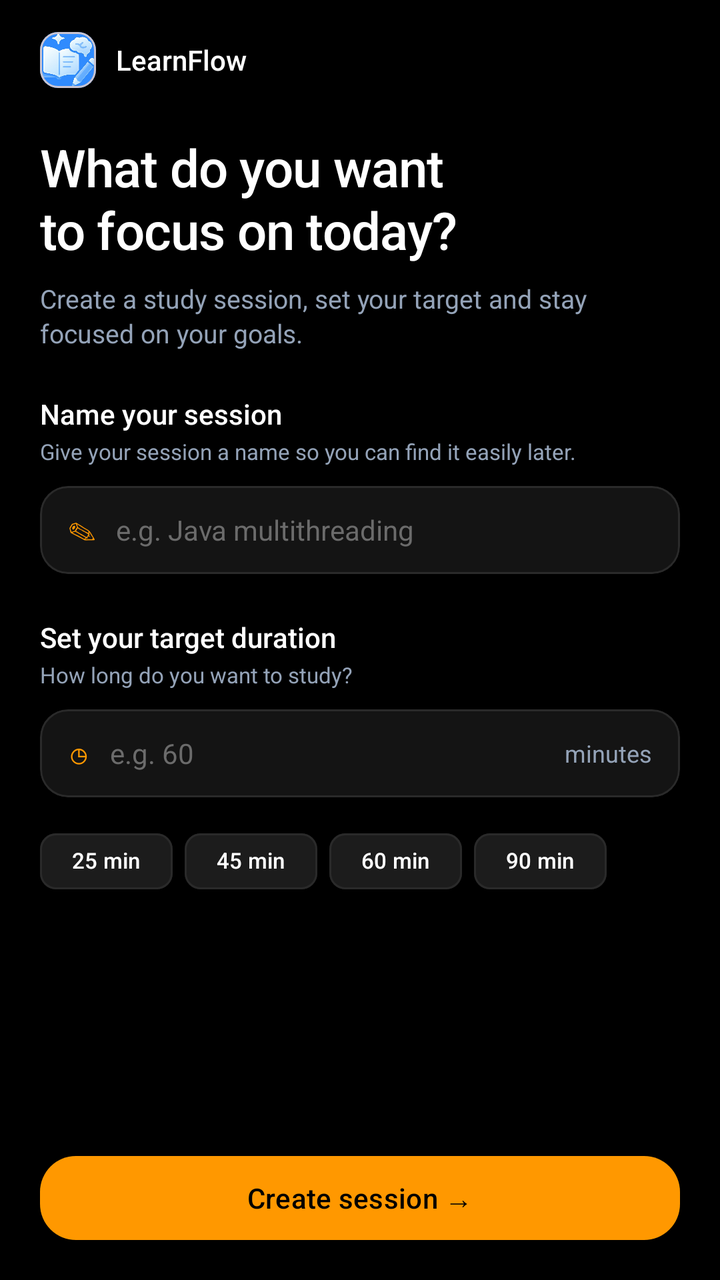
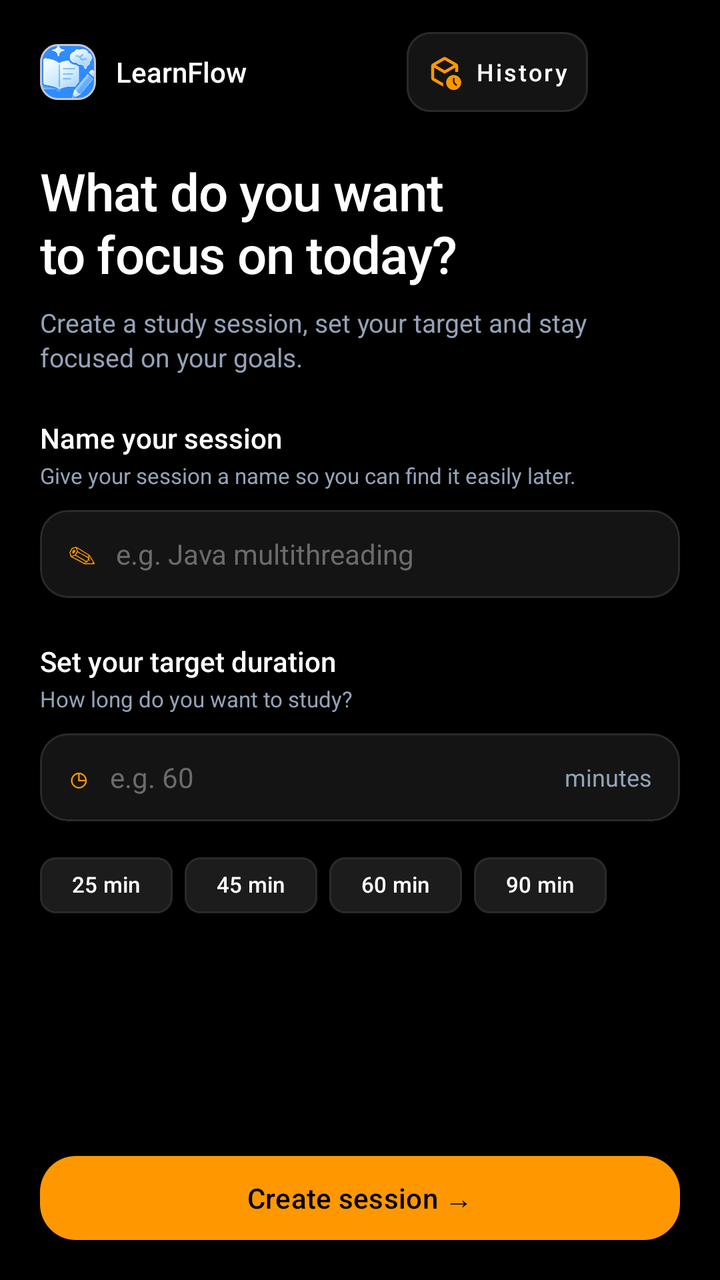

Before-and-after screenshots of an Android layout around one commit, followed by the original layout XML and the change that was made.
<!-- AndroidManifest.xml: application theme Theme.LearnFlow -->
<!-- res/layout/activity_session_create.xml -->
<?xml version="1.0" encoding="utf-8"?>
<androidx.constraintlayout.widget.ConstraintLayout
    xmlns:android="http://schemas.android.com/apk/res/android"
    xmlns:app="http://schemas.android.com/apk/res-auto"
    android:id="@+id/main"
    android:layout_width="match_parent"
    android:layout_height="match_parent"
    android:background="@color/black"
    android:fitsSystemWindows="true">

    <ScrollView
        android:id="@+id/scrollContent"
        android:layout_width="0dp"
        android:layout_height="0dp"
        android:clipToPadding="false"
        android:overScrollMode="never"
        android:paddingStart="20dp"
        android:paddingTop="16dp"
        android:paddingEnd="20dp"
        android:paddingBottom="16dp"
        app:layout_constraintBottom_toTopOf="@id/bottomBar"
        app:layout_constraintEnd_toEndOf="parent"
        app:layout_constraintStart_toStartOf="parent"
        app:layout_constraintTop_toTopOf="parent">

        <LinearLayout
            android:layout_width="match_parent"
            android:layout_height="wrap_content"
            android:orientation="vertical">

            
            <LinearLayout
                android:layout_width="match_parent"
                android:layout_height="wrap_content"
                android:gravity="center_vertical"
                android:orientation="horizontal">

                <com.google.android.material.card.MaterialCardView
                    android:layout_width="28dp"
                    android:layout_height="28dp"
                    app:cardBackgroundColor="@color/orange"
                    app:cardCornerRadius="9dp"
                    app:cardElevation="0dp">

                    <ImageView
                        android:layout_width="40dp"
                        android:layout_height="40dp"
                        android:layout_gravity="center"
                        android:contentDescription="LearnFlow"
                        android:src="@drawable/icon"
                        android:backgroundTint="@color/white" />
                </com.google.android.material.card.MaterialCardView>

                <TextView
                    android:layout_width="wrap_content"
                    android:layout_height="wrap_content"
                    android:layout_marginStart="10dp"
                    android:fontFamily="sans-serif-medium"
                    android:text="LearnFlow"
                    android:textColor="@color/white"
                    android:textSize="14sp" />

            </LinearLayout>

            <TextView
                android:layout_width="match_parent"
                android:layout_height="wrap_content"
                android:layout_marginTop="22dp"
                android:fontFamily="sans-serif-medium"
                android:letterSpacing="-0.01"
                android:lineSpacingExtra="1dp"
                android:text="What do you want\nto focus on today?"
                android:textColor="@color/white"
                android:textSize="26sp" />

            <TextView
                android:layout_width="match_parent"
                android:layout_height="wrap_content"
                android:layout_marginTop="8dp"
                android:fontFamily="sans-serif"
                android:lineSpacingExtra="2dp"
                android:text="Create a study session, set your target and stay focused on your goals."
                android:textColor="@color/dark_text_secondary"
                android:textSize="13sp" />


            <TextView
                android:id="@+id/tvSessionNameTitle"
                android:layout_width="match_parent"
                android:layout_height="wrap_content"
                android:layout_marginTop="22dp"
                android:fontFamily="sans-serif-medium"
                android:text="Name your session"
                android:textColor="@color/white"
                android:textSize="14sp" />

            <TextView
                android:id="@+id/tvSessionNameSubtitle"
                android:layout_width="match_parent"
                android:layout_height="wrap_content"
                android:layout_marginTop="2dp"
                android:text="Give your session a name so you can find it easily later."
                android:textColor="@color/dark_text_secondary"
                android:textSize="11sp" />

            <com.google.android.material.card.MaterialCardView
                android:id="@+id/cardSessionName"
                android:layout_width="match_parent"
                android:layout_height="wrap_content"
                android:layout_marginTop="10dp"
                app:cardBackgroundColor="#141414"
                app:cardCornerRadius="14dp"
                app:cardElevation="0dp"
                app:strokeColor="#2A2A2A"
                app:strokeWidth="1dp">

                <LinearLayout
                    android:layout_width="match_parent"
                    android:layout_height="wrap_content"
                    android:gravity="center_vertical"
                    android:orientation="horizontal"
                    android:paddingStart="14dp"
                    android:paddingEnd="14dp">

                    <TextView
                        android:layout_width="wrap_content"
                        android:layout_height="wrap_content"
                        android:text="✎"
                        android:textColor="@color/orange"
                        android:textSize="14sp" />

                    <EditText
                        android:id="@+id/editSessionName"
                        android:layout_width="0dp"
                        android:layout_height="44dp"
                        android:layout_marginStart="10dp"
                        android:layout_weight="1"
                        android:background="@android:color/transparent"
                        android:fontFamily="sans-serif"
                        android:hint="e.g. Java multithreading"
                        android:imeOptions="actionDone"
                        android:importantForAutofill="no"
                        android:inputType="textCapSentences"
                        android:maxLength="60"
                        android:maxLines="1"
                        android:textColor="@color/white"
                        android:textColorHint="#6B6B6B"
                        android:textSize="14sp" />
                </LinearLayout>
            </com.google.android.material.card.MaterialCardView>

            <TextView
                android:id="@+id/tvDurationTitle"
                android:layout_width="match_parent"
                android:layout_height="wrap_content"
                android:layout_marginTop="22dp"
                android:fontFamily="sans-serif-medium"
                android:text="Set your target duration"
                android:textColor="@color/white"
                android:textSize="14sp" />

            <TextView
                android:layout_width="match_parent"
                android:layout_height="wrap_content"
                android:layout_marginTop="2dp"
                android:text="How long do you want to study?"
                android:textColor="@color/dark_text_secondary"
                android:textSize="11sp" />

            <com.google.android.material.card.MaterialCardView
                android:id="@+id/cardDuration"
                android:layout_width="match_parent"
                android:layout_height="wrap_content"
                android:layout_marginTop="10dp"
                app:cardBackgroundColor="#141414"
                app:cardCornerRadius="14dp"
                app:cardElevation="0dp"
                app:strokeColor="#2A2A2A"
                app:strokeWidth="1dp">

                <LinearLayout
                    android:layout_width="match_parent"
                    android:layout_height="wrap_content"
                    android:gravity="center_vertical"
                    android:orientation="horizontal"
                    android:paddingStart="14dp"
                    android:paddingEnd="14dp">

                    <TextView
                        android:layout_width="wrap_content"
                        android:layout_height="wrap_content"
                        android:text="◷"
                        android:textColor="@color/orange"
                        android:textSize="18sp" />

                    <EditText
                        android:id="@+id/editDuration"
                        android:layout_width="0dp"
                        android:layout_height="44dp"
                        android:layout_marginStart="10dp"
                        android:layout_weight="1"
                        android:background="@android:color/transparent"
                        android:hint="e.g. 60"
                        android:imeOptions="actionDone"
                        android:inputType="number"
                        android:maxLength="4"
                        android:maxLines="1"
                        android:textColor="@color/white"
                        android:textColorHint="#6B6B6B"
                        android:textSize="14sp" />

                    <TextView
                        android:layout_width="wrap_content"
                        android:layout_height="wrap_content"
                        android:text="minutes"
                        android:textColor="@color/dark_text_secondary"
                        android:textSize="12sp" />
                </LinearLayout>
            </com.google.android.material.card.MaterialCardView>

            <HorizontalScrollView
                android:layout_width="match_parent"
                android:layout_height="wrap_content"
                android:layout_marginTop="8dp"
                android:overScrollMode="never"
                android:scrollbars="none">

                <com.google.android.material.chip.ChipGroup
                    android:layout_width="wrap_content"
                    android:layout_height="wrap_content"
                    app:chipSpacingHorizontal="6dp"
                    app:singleLine="true">

                    <com.google.android.material.chip.Chip
                        android:id="@+id/chip25Min"
                        android:layout_width="wrap_content"
                        android:layout_height="wrap_content"
                        android:text="25 min"
                        android:textColor="@color/white"
                        android:textSize="11sp"
                        app:chipBackgroundColor="#1C1C1C"
                        app:chipMinHeight="28dp"
                        app:chipStrokeColor="#2A2A2A"
                        app:chipStrokeWidth="1dp" />

                    <com.google.android.material.chip.Chip
                        android:id="@+id/chip45Min"
                        android:layout_width="wrap_content"
                        android:layout_height="wrap_content"
                        android:text="45 min"
                        android:textColor="@color/white"
                        android:textSize="11sp"
                        app:chipBackgroundColor="#1C1C1C"
                        app:chipMinHeight="28dp"
                        app:chipStrokeColor="#2A2A2A"
                        app:chipStrokeWidth="1dp" />

                    <com.google.android.material.chip.Chip
                        android:id="@+id/chip60Min"
                        android:layout_width="wrap_content"
                        android:layout_height="wrap_content"
                        android:text="60 min"
                        android:textColor="@color/white"
                        android:textSize="11sp"
                        app:chipBackgroundColor="#1C1C1C"
                        app:chipMinHeight="28dp"
                        app:chipStrokeColor="#2A2A2A"
                        app:chipStrokeWidth="1dp" />

                    <com.google.android.material.chip.Chip
                        android:id="@+id/chip90Min"
                        android:layout_width="wrap_content"
                        android:layout_height="wrap_content"
                        android:text="90 min"
                        android:textColor="@color/white"
                        android:textSize="11sp"
                        app:chipBackgroundColor="#1C1C1C"
                        app:chipMinHeight="28dp"
                        app:chipStrokeColor="#2A2A2A"
                        app:chipStrokeWidth="1dp" />

                </com.google.android.material.chip.ChipGroup>
            </HorizontalScrollView>

        </LinearLayout>
    </ScrollView>

    
    <LinearLayout
        android:id="@+id/bottomBar"
        android:layout_width="0dp"
        android:layout_height="wrap_content"
        android:background="@color/black"
        android:orientation="vertical"
        android:paddingStart="20dp"
        android:paddingTop="10dp"
        android:paddingEnd="20dp"
        android:paddingBottom="16dp"
        app:layout_constraintBottom_toBottomOf="parent"
        app:layout_constraintEnd_toEndOf="parent"
        app:layout_constraintStart_toStartOf="parent">

        <FrameLayout
            android:id="@+id/createSessionContainer"
            android:layout_width="match_parent"
            android:layout_height="50dp">

            <com.google.android.material.button.MaterialButton
                android:id="@+id/btnCreateSession"
                android:layout_width="match_parent"
                android:layout_height="match_parent"
                android:fontFamily="sans-serif-medium"
                android:text="Create session →"
                android:textAllCaps="false"
                android:textColor="@color/black"
                android:textSize="14sp"
                app:backgroundTint="@color/orange"
                app:cornerRadius="18dp" />

            <ProgressBar
                android:id="@+id/createSessionLoader"
                style="?android:attr/progressBarStyleSmall"
                android:layout_width="24dp"
                android:layout_height="24dp"
                android:layout_gravity="center"
                android:indeterminate="true"
                android:indeterminateTint="@color/black"
                android:visibility="gone" />

        </FrameLayout>
    </LinearLayout>

</androidx.constraintlayout.widget.ConstraintLayout>
<!-- resources referenced by this layout -->
<resources>
  <color name="black">#000000</color>
  <color name="dark_text_secondary">#94A3B8</color>
  <color name="orange">#FF9800</color>
  <color name="white">#ffffff</color>
  <!-- drawable icon: png bitmap (drawable, 192103 bytes) -->
  <style name="Theme.LearnFlow" parent="Base.Theme.LearnFlow" />
  <style name="Base.Theme.LearnFlow" parent="Theme.Material3.DayNight.NoActionBar">
          
          
      </style>
</resources>

<!-- the commit's change to res/layout/activity_session_create.xml (unified diff, before → after) -->
@@ -46,8 +46,8 @@
                         android:layout_width="40dp"
                         android:layout_height="40dp"
                         android:layout_gravity="center"
-                        android:contentDescription="LearnFlow"
-                        android:src="@drawable/icon"
+                        android:contentDescription="AI"
+                        android:src ="@drawable/icon"
                         android:backgroundTint="@color/white" />
                 </com.google.android.material.card.MaterialCardView>
 
@@ -60,7 +60,33 @@
                     android:textColor="@color/white"
                     android:textSize="14sp" />
 
+                <com.google.android.material.button.MaterialButton
+                    android:id="@+id/btnChatHistory"
+                    style="@style/Widget.MaterialComponents.Button.OutlinedButton"
+                    android:layout_width="wrap_content"
+                    android:layout_height="40dp"
+                    android:layout_marginStart="80dp"
+                    android:insetTop="0dp"
+                    android:insetBottom="0dp"
+                    android:minWidth="0dp"
+                    android:minHeight="0dp"
+                    android:paddingStart="10dp"
+                    android:paddingEnd="10dp"
+                    android:contentDescription="Open previous chat history"
+                    android:text="History"
+                    android:textAllCaps="false"
+                    android:textColor="@color/white"
+                    android:textSize="12sp"
+                    app:icon="@drawable/ic_history"
+                    app:iconGravity="textStart"
+                    app:iconPadding="6dp"
+                    app:iconTint="@color/orange"
+                    app:iconSize="18dp"
+                    app:strokeColor="#2A2A2A"
+                    app:cornerRadius="12dp"
+                    app:backgroundTint="#141414" />
             </LinearLayout>
+
 
             <TextView
                 android:layout_width="match_parent"
<!-- resource entries referenced after the edit -->
@@ -4,6 +4,12 @@
   <color name="dark_text_secondary">#94A3B8</color>
   <color name="orange">#FF9800</color>
   <color name="white">#ffffff</color>
+  <!-- drawable ic_history (drawable) -->
+  <vector xmlns:android="http://schemas.android.com/apk/res/android" android:height="24dp" android:tint="#FFFFFF" android:viewportHeight="960" android:viewportWidth="960" android:width="24dp">
+        
+      <path android:fillColor="@android:color/white" android:pathData="M740,752L740,640L700,640L700,768L786,854L814,826L740,752ZM480,160L243,297L480,434L717,297L480,160Q480,160 480,160Q480,160 480,160ZM120,639L120,321Q120,299 130.5,281Q141,263 160,252L440,91Q450,86 459.5,83Q469,80 480,80Q491,80 501,83Q511,86 520,91L800,252Q819,263 829.5,281Q840,299 840,321L840,480Q822,480 800,480Q778,480 760,480L760,364L479,526L200,364L200,638Q200,638 200,638Q200,638 200,638L440,777Q440,798 440,823Q440,848 440,869Q440,869 440,869Q440,869 440,869L160,708Q141,697 130.5,679Q120,661 120,639ZM578.5,901.5Q520,843 520,760Q520,677 578.5,618.5Q637,560 720,560Q803,560 861.5,618.5Q920,677 920,760Q920,843 861.5,901.5Q803,960 720,960Q637,960 578.5,901.5ZM480,469Q480,469 480,469Q480,469 480,469Q480,469 480,469Q480,469 480,469Q480,469 480,469Q480,469 480,469L480,469Q480,469 480,469Q480,469 480,469L480,469Q480,469 480,469Q480,469 480,469L480,469Q480,469 480,469Q480,469 480,469L480,469Q480,469 480,469Q480,469 480,469Z"/>
+      
+  </vector>
   <!-- drawable icon: png bitmap (drawable, 192103 bytes) -->
   <style name="Theme.LearnFlow" parent="Base.Theme.LearnFlow" />
   <style name="Base.Theme.LearnFlow" parent="Theme.Material3.DayNight.NoActionBar">
